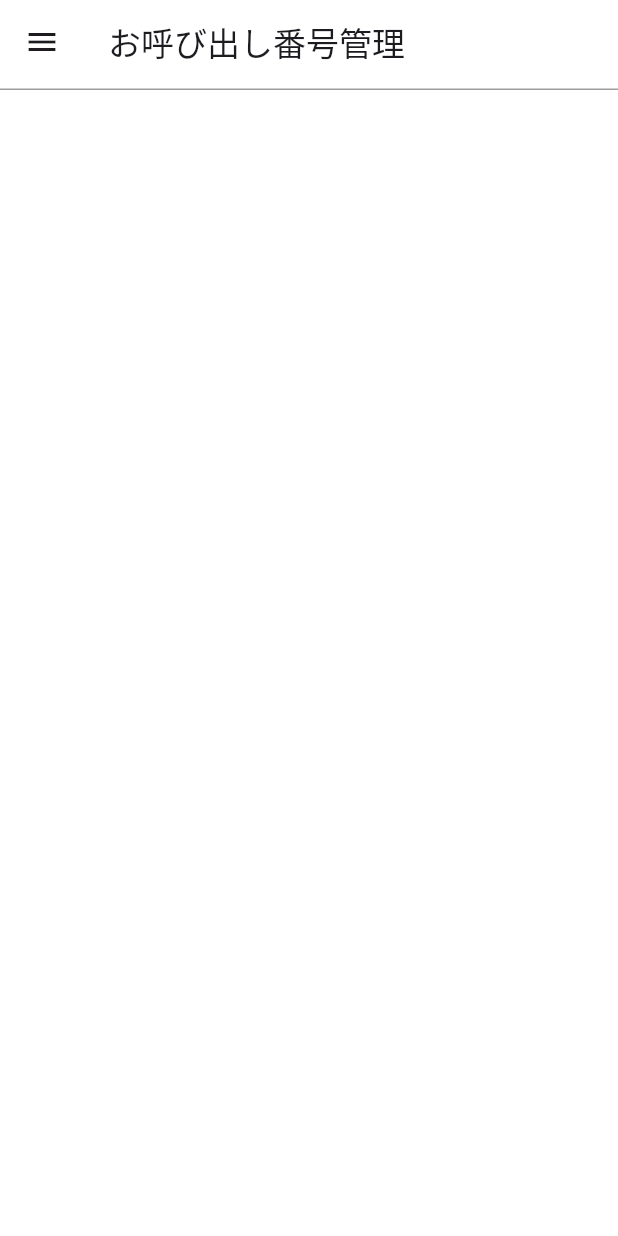
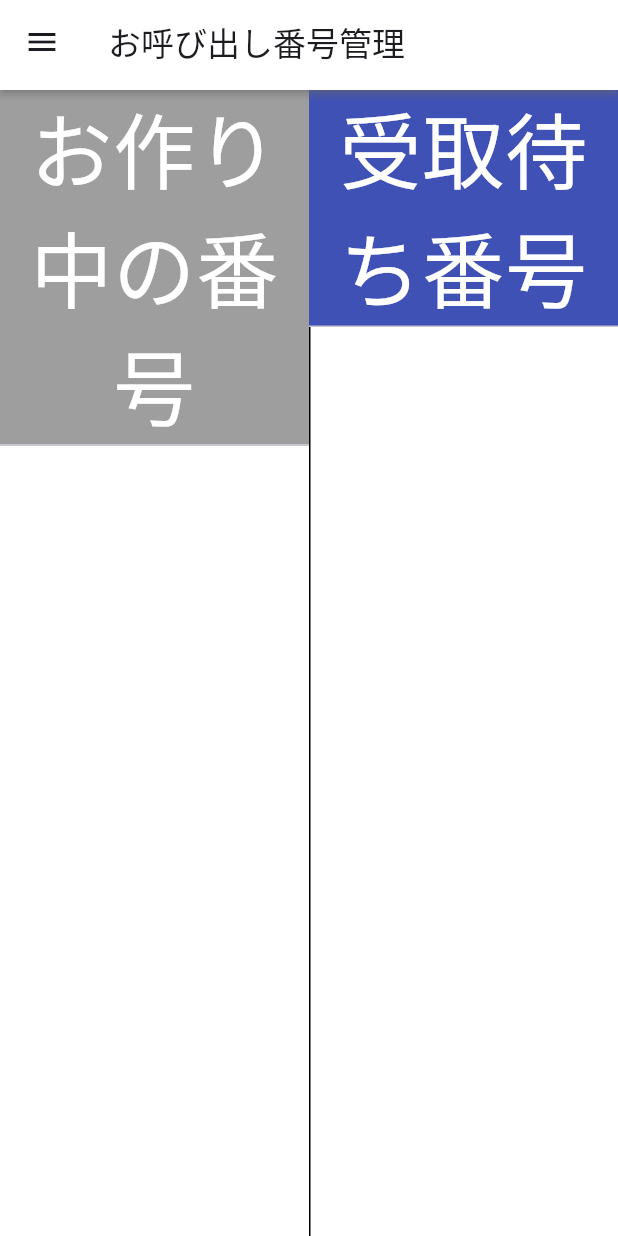
Before and after one commit to MukPan/cash_register_app, a Flutter app: the CallNumDisplayPage screen opened directly, on a phone screen of 412 x 824 dp. Run offline on Flutter 3.47's test engine with Material 2 defaults, Android fonts, the phone set to English and light mode, and no system bars; our stand-ins replace cloud_firestore, firebase_core, hooks_riverpod; accounts and stored records are empty.

Commit message:
add: 呼び出し番号管理画面の追加

```diff
--- a/lib/component/default_app_bar.dart
+++ b/lib/component/default_app_bar.dart
@@ -14,9 +14,8 @@ class DefaultAppBar extends StatelessWidget implements PreferredSizeWidget {
       title: Text(title),
       surfaceTintColor: Colors.white,
       automaticallyImplyLeading: showBackBtn,
-      shape: const Border(
-          bottom: BorderSide(color: Colors.grey)
-      ),
+      shadowColor: Colors.grey,
+      elevation: 2
     );
   }
 
--- /dev/null
+++ b/lib/context/completed_num_list.dart
@@ -0,0 +1,52 @@
+import 'package:flutter/material.dart';
+import 'package:hooks_riverpod/hooks_riverpod.dart';
+
+import '../provider/completed_num_list_provider.dart';
+
+class CompletedNumList extends HookConsumerWidget {
+  const CompletedNumList({Key? key}) : super(key: key);
+
+  @override
+  Widget build(BuildContext context, WidgetRef ref) {
+    final completedNumListStream = ref.watch(completedNumListProvider);
+
+    return completedNumListStream.when(
+        loading: () => const CircularProgressIndicator(),
+        error: (error, stackTrace) => Text(error.toString()),
+        data: (completedNumList) {
+          return ListView.separated(
+            itemCount: completedNumList.length + 2,
+            separatorBuilder: (context, index) => const Divider(height: 0),
+            itemBuilder: (context, index) {
+              if (index == completedNumList.length + 1) return Container();
+              if (index == 0) {
+                return Container(
+                  width: double.infinity,
+                  color: Colors.indigo,
+                  child: const Text(
+                    "受取待ち番号",
+                    textAlign: TextAlign.center,
+                    style: TextStyle(
+                      fontSize: 55,
+                      color: Colors.white,
+                    ),
+                  ),
+                );
+              }
+              index--; //タイトルの分
+              print(completedNumList[index]);
+              return Center(
+                child: Text(
+                  completedNumList[index].toString(),
+                  style: const TextStyle(
+                      fontSize: 45,
+                      fontWeight: FontWeight.bold,
+                  ),
+                ),
+              );
+            },
+          );
+        }
+    );
+  }
+}
--- a/lib/context/item_details_context.dart
+++ b/lib/context/item_details_context.dart
@@ -168,7 +168,6 @@ class ItemDetailsContext extends HookConsumerWidget {
         builder: (_, snapshot) { //snapshot: then()の戻り値の参照？
 
           //未取得の場合空のコンテナを返す
-
           if (!snapshot.hasData) return Container();
           if (!(snapshot.connectionState == ConnectionState.done)) return Container();
 
--- a/lib/context/order_num_list.dart
+++ b/lib/context/order_num_list.dart
@@ -14,23 +14,6 @@ class OrderNumList extends HookConsumerWidget {
     //状態の更新(選択中の注文番号)
     ref.read(selectedOrderNumProvider.notifier)
         .changeState(orderNum);
-
-    // 全画面プログレスダイアログを表示する関数
-    void showProgressDialog(context) {
-      showGeneralDialog(
-        context: context,
-        barrierDismissible: false,
-        transitionDuration: Duration.zero,
-        barrierColor: Colors.white,
-        pageBuilder: (BuildContext context, Animation animation,
-            Animation secondaryAnimation) {
-          return const Center(
-            child: CircularProgressIndicator(),
-          );
-        },
-      );
-    }
-
 
     //次ページの移動
     Navigator.of(context).push(MaterialPageRoute(
--- a/lib/context/standby_num_list.dart
+++ b/lib/context/standby_num_list.dart
@@ -13,13 +13,33 @@ class StandbyNumList extends HookConsumerWidget {
       loading: () => const CircularProgressIndicator(),
       error: (error, stackTrace) => Text(error.toString()),
       data: (standbyNumList) {
-        return ListView.builder(
-          itemCount: standbyNumList.length,
+        return ListView.separated(
+          itemCount: standbyNumList.length + 2,
+          separatorBuilder: (context, index) => const Divider(height: 0),
           itemBuilder: (context, index) {
-            return Text(
-              standbyNumList[index].toString(),
-              style: const TextStyle(
-                fontSize: 50,
+            if (index == standbyNumList.length + 1) return Container();
+            if (index == 0) {
+              return Container(
+                width: double.infinity,
+                color: Colors.grey,
+                child: const Text(
+                  "お作り中の番号",
+                  textAlign: TextAlign.center,
+                  style: TextStyle(
+                    fontSize: 55,
+                    color: Colors.white,
+                  ),
+                ),
+              );
+            }
+            index--; //タイトルの分
+            return Center(
+              child: Text(
+                standbyNumList[index].toString(),
+                style: const TextStyle(
+                    fontSize: 45,
+                    fontWeight: FontWeight.bold
+                ),
               ),
             );
           },
--- a/lib/main.dart
+++ b/lib/main.dart
@@ -55,13 +55,6 @@ class MyApp extends StatelessWidget {
 class MyHomePage extends StatelessWidget {
   const MyHomePage({super.key});
 
-  ///貨幣枚数管理ページへの遷移メソッド
-  void moveCashCountManagerPage(BuildContext context) => {
-    Navigator.of(context).push(MaterialPageRoute(
-        builder: (context) => const CashCountManagerPage()
-    ))
-  };
-
   @override
   Widget build(BuildContext context) {
     return const Scaffold(
--- a/lib/page/call_num_display_page.dart
+++ b/lib/page/call_num_display_page.dart
@@ -1,4 +1,5 @@
 import 'package:cash_register_app/component/default_app_bar.dart';
+import 'package:cash_register_app/context/completed_num_list.dart';
 import 'package:flutter/material.dart';
 
 import '../context/menu_drawer.dart';
@@ -9,18 +10,19 @@ class CallNumDisplayPage extends StatelessWidget {
 
   @override
   Widget build(BuildContext context) {
-    return Scaffold(
-      appBar: const DefaultAppBar(title: "お呼び出し番号管理"),
-      drawer: const MenuDrawer(),
+    return const Scaffold(
+      appBar: DefaultAppBar(title: "お呼び出し番号管理"),
+      drawer: MenuDrawer(),
       body: Row(
         children: [
           //左
-          const Expanded(
+          Expanded(
             child: StandbyNumList(),
           ),
+          VerticalDivider(width: 0, color: Colors.black),
           //右
           Expanded(
-            child: Container(),
+            child: CompletedNumList(),
           )
         ],
       ),
--- /dev/null
+++ b/lib/provider/completed_num_list_provider.dart
@@ -0,0 +1,20 @@
+import 'package:cloud_firestore/cloud_firestore.dart';
+import 'package:hooks_riverpod/hooks_riverpod.dart';
+
+final completedNumListProvider = StreamProvider.autoDispose<List<int>>((ref) async* {
+  //インスタンスの初期化
+  final db = FirebaseFirestore.instance;
+
+  //呼出番号リストをStreamで返す
+  final Stream<List<int>> completedNumListStream = db.collection("orderNumCollection")
+      .where("isCompleted", isEqualTo: true)
+      .snapshots()
+      .map((querySnapshot) {
+    //snapshotをリストに変換
+    return querySnapshot.docs
+        .map((doc) => int.parse(doc.id))
+        .toList(growable: false);
+  });
+
+  yield* completedNumListStream;
+});
```
